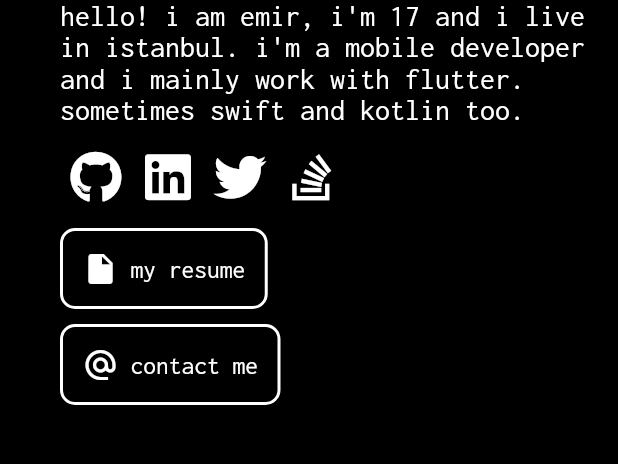
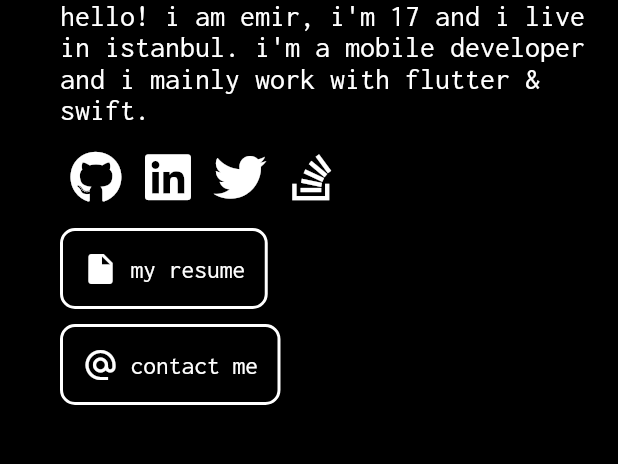
Before and after one commit to mrsrmn/emirsurmen_com, a Flutter app: the screen it shows after launch, on a phone screen of 412 x 824 dp, the part 447-911 px from its top. Run offline on Flutter 3.47's test engine with Material 2 defaults, Android fonts, the phone set to English and light mode, and no system bars; drawn by our look-alikes of animated_text_kit; our stand-ins replace font_awesome_flutter, google_fonts, url_strategy; missing offline and left inert: dart:html.

Commit message:
update about text

```diff
--- a/lib/widgets/about_text.dart
+++ b/lib/widgets/about_text.dart
@@ -15,7 +15,7 @@ class AboutText extends StatelessWidget {
         child: Text(
           "hello! i am emir, i'm ${calculateAge(birthDate)} and i live in istanbul."
           " i'm a mobile developer and"
-          " i mainly work with flutter. sometimes swift and kotlin too.",
+          " i mainly work with flutter & swift.",
           style: GoogleFonts.inconsolata(
             color: Colors.white,
             fontSize: 20
```
Also changed, not shown: 3 other files.
